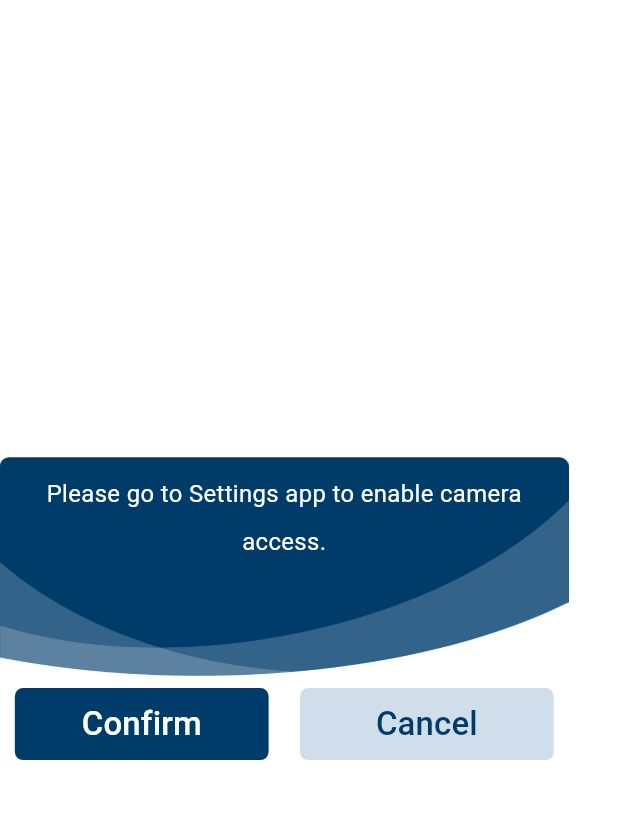
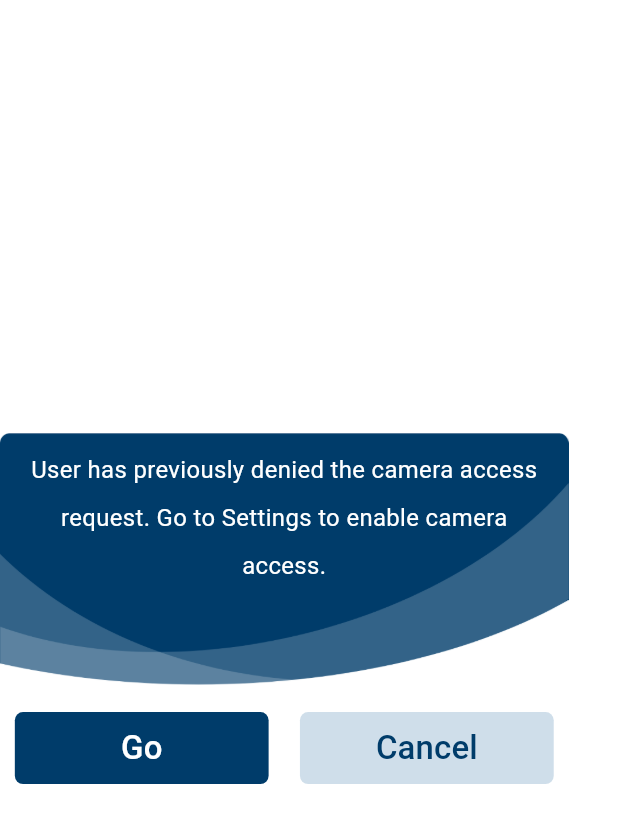
Before and after one commit to xuyuecheng/lend_funds, a Flutter app: the CameraPermissionDialog widget shown alone on an empty page, opened directly, on a phone screen of 412 x 824 dp. Shown: the top 823 px of the screen. Run offline on Flutter 3.47's test engine with Material 3 defaults, Android fonts, the phone set to English and light mode, and no system bars; our stand-ins replace camera, dio, easy_refresh, flutter_datetime_picker_plus, flutter_easyloading, flutter_hooks and 11 more; missing offline and left inert: encrypt, flutter_constraintlayout; accounts and stored records are empty.

Commit message:
update: 细节优化

```diff
--- a/lib/pages/camera/views/widget/camera_permission_dialog.dart
+++ b/lib/pages/camera/views/widget/camera_permission_dialog.dart
@@ -30,7 +30,7 @@ class CameraPermissionDialog extends StatelessWidget {
               Container(
                 padding: EdgeInsets.symmetric(horizontal: 16.5.w),
                 child: Text(
-                    "Please go to Settings app to enable camera access.",
+                    "User has previously denied the camera access request. Go to Settings to enable camera access.",
                     textAlign: TextAlign.center,
                     style: TextStyle(
                         height: 2,
@@ -55,7 +55,7 @@ class CameraPermissionDialog extends StatelessWidget {
                         onPressed: () {
                           confirmBlock();
                         },
-                        child: Text("Confirm",
+                        child: Text("Go",
                             style: TextStyle(
                                 fontSize: 20.sp,
                                 color: const Color(0xFFFFFFFF),
```
Also changed, not shown: lib/pages/credit/view/basic_page.dart (+9 -26 lines).
